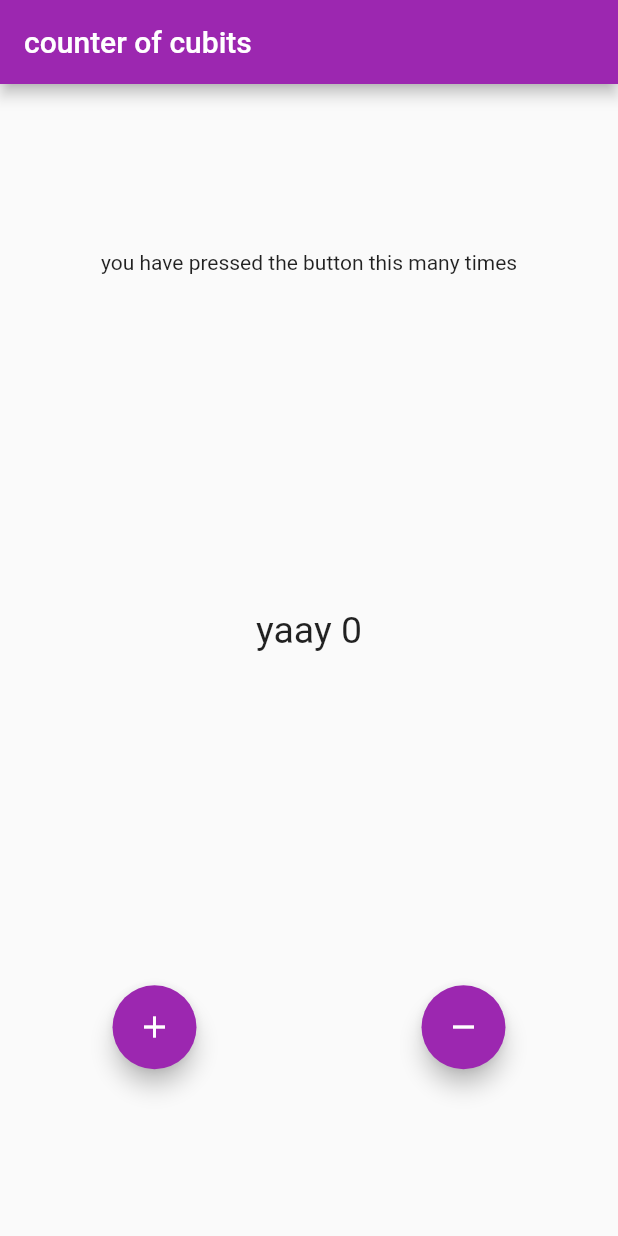
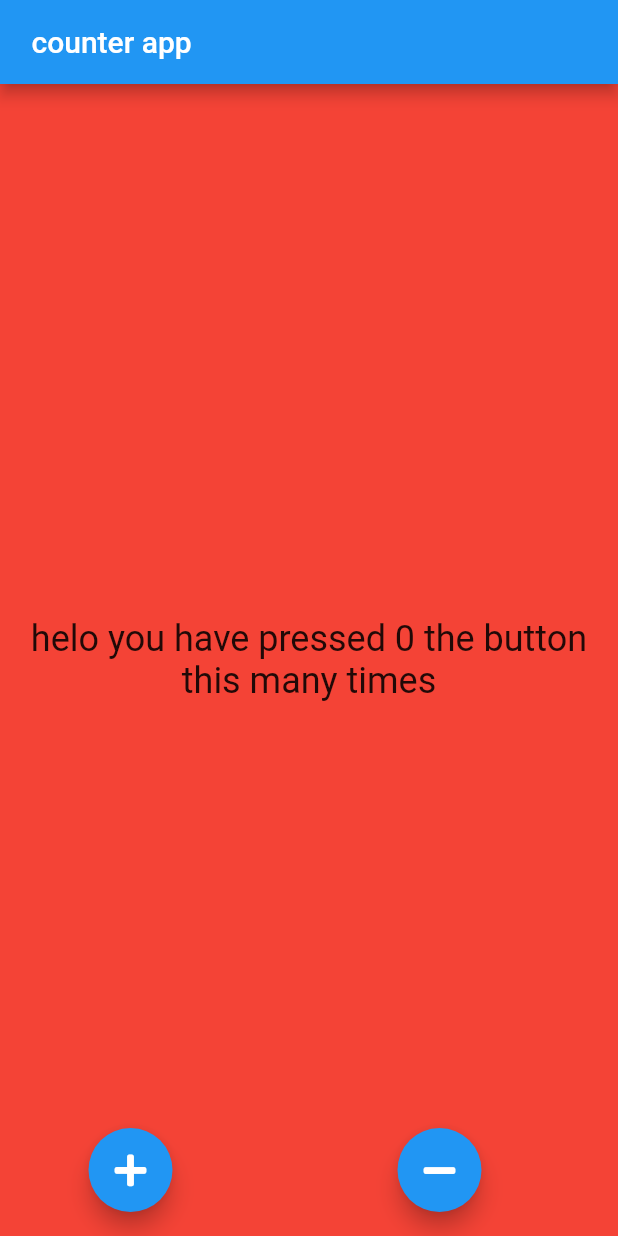
Before and after one commit to mxm5/bloc_from_start, a Flutter app: the screen it shows after launch, on a phone screen of 412 x 824 dp. Run offline on Flutter 3.47's test engine with Material 2 defaults, Android fonts, the phone set to English and light mode, and no system bars; our stand-ins replace flutter_bloc, font_awesome_flutter; missing offline and left inert: ansicolor.

Commit message:
14 wrote and tested the documents counter app working fully

```diff
--- /dev/null
+++ b/lib/app.dart
@@ -0,0 +1,7 @@
+import 'package:flutter/material.dart';
+
+import 'counter/counter.dart';
+
+class CounterApp extends MaterialApp {
+  const CounterApp({Key key}) : super(key: key, home: const CounterPage());
+}
--- /dev/null
+++ b/lib/counter/counter.dart
@@ -0,0 +1,2 @@
+export 'view/counter_page.dart';
+export 'cubit/counter_cubit.dart';
--- /dev/null
+++ b/lib/counter/cubit/counter_cubit.dart
@@ -0,0 +1,9 @@
+import 'package:flutter_bloc/flutter_bloc.dart';
+
+class CounterCubit extends Cubit<int> {
+  CounterCubit() : super(0);
+
+  void increment() => emit(state + 1);
+
+  void decrement() => emit(state - 1);
+}
--- /dev/null
+++ b/lib/counter/view/counter_page.dart
@@ -0,0 +1,15 @@
+import 'package:bp/counter/cubit/counter_cubit.dart';
+import 'package:bp/counter/view/counter_view.dart';
+import 'package:flutter/material.dart';
+import 'package:flutter_bloc/flutter_bloc.dart';
+
+class CounterPage extends StatelessWidget {
+  const CounterPage({Key key}) : super(key: key);
+  @override
+  Widget build(BuildContext context) {
+    return BlocProvider(
+      create: (_) => CounterCubit(),
+      child: CounterView(),
+    );
+  }
+}
--- /dev/null
+++ b/lib/counter/view/counter_view.dart
@@ -0,0 +1,42 @@
+import 'package:bp/counter/cubit/counter_cubit.dart';
+import 'package:flutter/material.dart';
+import 'package:flutter_bloc/flutter_bloc.dart';
+import 'package:font_awesome_flutter/font_awesome_flutter.dart';
+
+class CounterView extends StatelessWidget {
+  @override
+  Widget build(BuildContext context) {
+    final txTheme = Theme.of(context).textTheme;
+    return Scaffold(
+      backgroundColor: Colors.red,
+      appBar: AppBar(
+        title: Text(' counter app '),
+      ),
+      body: Column(mainAxisAlignment: MainAxisAlignment.center, children: [
+        BlocBuilder<CounterCubit, int>(
+          cubit: context.watch<CounterCubit>(),
+          builder: (context, state) {
+            return Text(
+              'helo you have pressed $state the button this many times',
+              style: txTheme.headline5,
+              textAlign: TextAlign.center,
+            );
+          },
+        ),
+      ]),
+      floatingActionButton: Row(
+        mainAxisAlignment: MainAxisAlignment.spaceAround,
+        children: [
+          FloatingActionButton(
+            child: FaIcon(FontAwesomeIcons.plus),
+            onPressed: () => BlocProvider.of<CounterCubit>(context).increment(),
+          ),
+          FloatingActionButton(
+            child: FaIcon(FontAwesomeIcons.minus),
+            onPressed: () => BlocProvider.of<CounterCubit>(context).decrement(),
+          ),
+        ],
+      ),
+    );
+  }
+}
--- a/lib/cubit/counter_state.dart
+++ /dev/null
@@ -1,10 +0,0 @@
-part of 'counter_cubit.dart';
-
-class CounterState {
-  final bool wasIncremented;
-  final int counterValue;
-  final DateTime dateTime;
-
-  CounterState(
-      {this.dateTime, this.wasIncremented, @required this.counterValue});
-}
--- a/lib/home_page.dart
+++ /dev/null
@@ -1,120 +0,0 @@
-import 'package:bp/cubit/counter_cubit.dart';
-import 'package:flutter/material.dart';
-import 'package:flutter_bloc/flutter_bloc.dart';
-
-class HomePage extends StatelessWidget {
-  @override
-  Widget build(BuildContext context) {
-    return Scaffold(
-        appBar: AppBar(
-          title: Text('counter of cubits'),
-        ),
-        body: BlocConsumer<CounterCubit, CounterState>(
-          listener: (context, state) {
-            if (state.wasIncremented) {
-              Scaffold.of(context).hideCurrentSnackBar();
-              Scaffold.of(context).showSnackBar(
-                SnackBar(
-                  // behavior: SnackBarBehavior.floating,
-                  content: Text(' Incremented by one'),
-                  duration: Duration(
-                    seconds: 5,
-                  ),
-                ),
-              );
-            } else {
-              Scaffold.of(context).hideCurrentSnackBar();
-
-              Scaffold.of(context).showSnackBar(SnackBar(
-                content: Text(' Decremented by one'),
-                duration: Duration(
-                  seconds: 5,
-                ),
-              ));
-            }
-          },
-          listenWhen: (previous, current) {
-            // print(previous.wasIncremented.toString() + ' p ');
-            // print(previous.dateTime.second.toString() + ' p ');
-            // print(current.wasIncremented.toString() + ' c ');
-            // print(current.dateTime.second.toString() + ' c ');
-            return (previous.wasIncremented != current.wasIncremented ||
-                current.dateTime.second - previous.dateTime.second > 1);
-          },
-          // listenWhen: (previous, current) {
-          //   if (current.dateTime.second - previous.dateTime.second <= 2) {
-          //     return true;
-          //   } else {
-          //     return false;
-          //   }
-          // },
-          builder: (context, state) => Column(
-            mainAxisAlignment: MainAxisAlignment.spaceAround,
-            crossAxisAlignment: CrossAxisAlignment.center,
-            children: [
-              Text('you have pressed the button this many times'),
-              Column(children: [showMessage(state.counterValue)]),
-              Row(
-                mainAxisAlignment: MainAxisAlignment.spaceAround,
-                children: [
-                  FloatingActionButton(
-                    onPressed: () {
-                      // BlocProvider.of<CounterCubit>(context).increment();
-                      context.read<CounterCubit>().increment();
-                    },
-                    child: Icon(Icons.add),
-                  ),
-                  FloatingActionButton(
-                    onPressed: () {
-                      // BlocProvider.of<CounterCubit>(context).decrement();
-                      context.read<CounterCubit>().decrement();
-                    },
-                    child: Icon(Icons.remove),
-                  )
-                ],
-              )
-            ],
-          ),
-        ));
-  }
-}
-
-Message showMessage(int count) {
-  if (count < 0) {
-    return Message(
-      title: ' nah negative $count ',
-    );
-  }
-  if (count % 2 == 0) {
-    return Message(
-      title: ' yaay $count ',
-    );
-  }
-  if (count == 5) {
-    return Message(
-      title: ' hmm the quinta $count',
-    );
-  } else {
-    return Message(
-      title: '$count',
-    );
-  }
-}
-
-class Message extends StatelessWidget {
-  final String title;
-  const Message({
-    Key key,
-    this.title,
-  }) : super(key: key);
-
-  @override
-  Widget build(BuildContext context) {
-    return Text(
-      title,
-      style: TextStyle(
-        fontSize: 25,
-      ),
-    );
-  }
-}
--- a/lib/main.dart
+++ b/lib/main.dart
@@ -1,26 +1,11 @@
-import 'package:bp/cubit/counter_cubit.dart';
+import 'package:bp/counter_observer.dart';
 import 'package:flutter/material.dart';
 import 'package:flutter_bloc/flutter_bloc.dart';
 
-import 'home_page.dart';
+import 'app.dart';
 
 void main() {
-  runApp(MyApp());
+  Bloc.observer = CounterObserver();
+  // this is here to print all state changes
+  runApp(CounterApp());
 }
-
-class MyApp extends StatelessWidget {
-  @override
-  Widget build(BuildContext context) {
-    return BlocProvider<CounterCubit>(
-        create: (context) => CounterCubit(),
-        child: MaterialApp(
-          debugShowCheckedModeBanner: false,
-          title: 'Flutter Demo',
-          theme: ThemeData(
-            primarySwatch: Colors.purple,
-            visualDensity: VisualDensity.adaptivePlatformDensity,
-          ),
-          home: HomePage(),
-        ));
-  }
-}
--- a/pubspec.yaml
+++ b/pubspec.yaml
@@ -27,7 +27,7 @@ dependencies:
   flutter_bloc: ^6.1.1
   bloc: ^6.1.1
   equatable: ^1.2.5
-  font_awesome: ^5.10.1
+  font_awesome_flutter: ^8.11.0
   ansicolor: ^1.1.1
 
 
@@ -38,6 +38,9 @@ dependencies:
 dev_dependencies:
   flutter_test:
     sdk: flutter
+  integration_test: ^1.0.1
+  mockito: ^4.1.3
+  bloc_test: ^7.1.0
 
 # For information on the generic Dart part of this file, see the
 # following page: https://dart.dev/tools/pub/pubspec
```
Also changed, not shown: lib/counter_observer.dart (added, +11 -0 lines), lib/cubit/counter_cubit.dart (deleted, +0 -17 lines), pubspec.lock, 1 other file.
